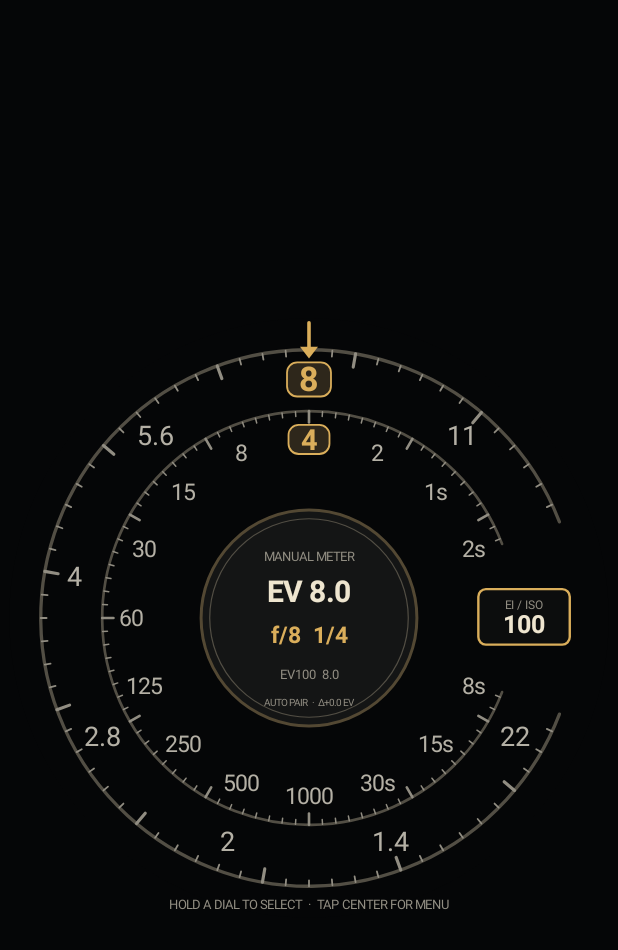
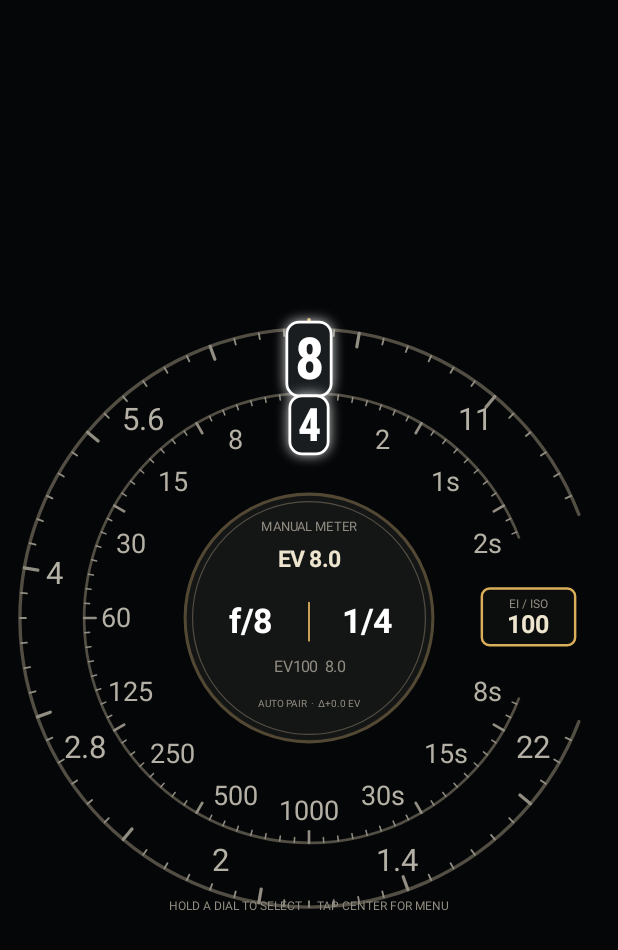
Before and after one commit to HarryYang19/FilmMeterWearOS, an Android app: the screen it shows after launch (MainActivity), on a phone screen of 412 x 824 dp. Shown: the top 950 px of the screen. Run offline under Robolectric (Android 15) with nearby library versions, the phone set to English and light mode, and no system bars.

Commit message:
Add files via upload

```diff
--- a/app/build.gradle.kts
+++ b/app/build.gradle.kts
@@ -11,8 +11,8 @@ android {
         applicationId = "com.harryyang.filmmeter"
         minSdk = 30
         targetSdk = 36
-        versionCode = 4
-        versionName = "0.2.1"
+        versionCode = 5
+        versionName = "0.2.2"
         testInstrumentationRunner = "androidx.test.runner.AndroidJUnitRunner"
     }
 
--- a/app/src/main/java/com/harryyang/filmmeter/MeterDialView.kt
+++ b/app/src/main/java/com/harryyang/filmmeter/MeterDialView.kt
@@ -83,6 +83,10 @@ class MeterDialView(
         textAlign = Paint.Align.CENTER
         typeface = android.graphics.Typeface.create("sans-serif", android.graphics.Typeface.BOLD)
     }
+    private val calculatedPaint = Paint(Paint.ANTI_ALIAS_FLAG).apply {
+        textAlign = Paint.Align.CENTER
+        typeface = android.graphics.Typeface.create("sans-serif-condensed", android.graphics.Typeface.BOLD)
+    }
     private val arcRect = RectF()
     private val scratchRect = RectF()
 
@@ -124,7 +128,7 @@ class MeterDialView(
         super.onSizeChanged(w, h, oldw, oldh)
         cx = w / 2f
         cy = h / 2f
-        radius = min(w, h) * 0.485f
+        radius = min(w, h) * 0.495f
     }
 
     override fun onDraw(canvas: Canvas) {
@@ -144,10 +148,12 @@ class MeterDialView(
     }
 
     private fun drawMeter(canvas: Canvas) {
-        val outerR = radius * 0.895f
-        val innerR = radius * 0.690f
-        val outerLabelR = radius * 0.795f
-        val innerLabelR = radius * 0.595f
+        // Use almost the full round display. The outer index track now sits
+        // close to the physical edge while retaining a small clipping margin.
+        val outerR = radius * 0.945f
+        val innerR = radius * 0.735f
+        val outerLabelR = radius * 0.845f
+        val innerLabelR = radius * 0.630f
         val apertureLocked = state.priority == ExposurePriority.APERTURE
         val shutterLocked = state.priority == ExposurePriority.SHUTTER
         val apertureEditing = editingParameter == ExposurePriority.APERTURE
@@ -166,12 +172,27 @@ class MeterDialView(
             drawActiveArc(canvas, innerR, shutterEditing, 300f)
         }
 
+        // Draw the index marker before labels: the selected highlight plate
+        // masks its tip cleanly so the oversized white number remains legible.
+        // The fixed index marker is shared by both concentric scales.
+        linePaint.color = accentColor
+        linePaint.strokeWidth = radius * 0.012f
+        canvas.drawLine(0f, -radius * 0.975f, 0f, -radius * 0.905f, linePaint)
+        val pointer = Path().apply {
+            moveTo(-radius * 0.030f, -radius * 0.905f)
+            lineTo(radius * 0.030f, -radius * 0.905f)
+            lineTo(0f, -radius * 0.866f)
+            close()
+        }
+        fillPaint.color = accentColor
+        canvas.drawPath(pointer, fillPaint)
+
         drawDialLabels(
             canvas = canvas,
             labels = ExposureMath.apertureLabels,
             labelRadius = outerLabelR,
             rotation = apertureRotation,
-            fontSize = radius * 0.089f,
+            fontSize = radius * 0.100f,
             selectedIndex = state.exposure.apertureIndex,
             isFixed = apertureLocked,
             isCalculated = !apertureLocked,
@@ -183,26 +204,13 @@ class MeterDialView(
             labels = ExposureMath.shutterLabels,
             labelRadius = innerLabelR,
             rotation = shutterRotation,
-            fontSize = radius * 0.076f,
+            fontSize = radius * 0.087f,
             selectedIndex = state.exposure.shutterIndex,
             isFixed = shutterLocked,
             isCalculated = !shutterLocked,
             isEditing = shutterEditing,
             hideRightGap = true
         )
-
-        // The fixed index marker is shared by both concentric scales.
-        linePaint.color = accentColor
-        linePaint.strokeWidth = radius * 0.012f
-        canvas.drawLine(0f, -radius * 0.985f, 0f, -radius * 0.905f, linePaint)
-        val pointer = Path().apply {
-            moveTo(-radius * 0.030f, -radius * 0.905f)
-            lineTo(radius * 0.030f, -radius * 0.905f)
-            lineTo(0f, -radius * 0.866f)
-            close()
-        }
-        fillPaint.color = accentColor
-        canvas.drawPath(pointer, fillPaint)
 
         drawCentralHub(canvas)
         drawIsoPlate(canvas)
@@ -268,7 +276,11 @@ class MeterDialView(
         isEditing: Boolean,
         hideRightGap: Boolean
     ) {
-        for (i in labels.indices) {
+        // Paint every neighbouring mark first, then draw the result value last.
+        // That keeps the enlarged calculated value crisp even when its wider
+        // highlight plate overlaps the adjacent scale labels by a few pixels.
+        val drawOrder = labels.indices.filter { it != selectedIndex } + selectedIndex
+        for (i in drawOrder) {
             val angleDeg = -90f + i * (360f / labels.size) + rotation
             val normalized = normalizeAngle(angleDeg)
             // The small opening at three o'clock is reserved for the EI plate.
@@ -278,34 +290,47 @@ class MeterDialView(
             val y = (sin(angle) * labelRadius).toFloat()
             val selected = i == selectedIndex
             val emphasis = when {
-                selected && isCalculated -> 1.29f
-                selected && isFixed -> 1.17f
-                selected -> 1.24f
+                selected && isCalculated && labels.size <= 10 -> 1.90f
+                selected && isCalculated -> 1.72f
+                selected && isFixed -> 1.30f
+                selected -> 1.38f
                 else -> 1.0f
             }
             val textSize = fontSize * emphasis
 
             if (selected) {
-                val width = textWidth(labels[i], textSize, bold = true) * 0.5f + radius * 0.040f
-                val height = textSize * 0.84f
-                scratchRect.set(x - width, y - height * 0.60f, x + width, y + height * 0.58f)
+                val width = textWidth(labels[i], textSize, bold = true, condensed = isCalculated) * 0.5f + radius * if (isCalculated) 0.025f else 0.044f
+                val height = textSize * 1.04f
+                scratchRect.set(x - width, y - height * 0.62f, x + width, y + height * 0.60f)
                 fillPaint.color = when {
                     isEditing -> Color.rgb(77, 54, 25)
-                    isCalculated -> Color.rgb(46, 39, 27)
+                    isCalculated -> Color.rgb(25, 29, 31)
                     isFixed -> Color.rgb(40, 37, 30)
                     else -> panelColor
                 }
-                if (isEditing) fillPaint.setShadowLayer(radius * (0.055f + highlightPulse * 0.075f), 0f, 0f, accentColor)
-                canvas.drawRoundRect(scratchRect, radius * 0.034f, radius * 0.034f, fillPaint)
+                if (isEditing) {
+                    fillPaint.setShadowLayer(radius * (0.055f + highlightPulse * 0.075f), 0f, 0f, accentColor)
+                } else if (isCalculated) {
+                    fillPaint.setShadowLayer(radius * 0.035f, 0f, 0f, Color.WHITE)
+                }
+                canvas.drawRoundRect(scratchRect, radius * 0.040f, radius * 0.040f, fillPaint)
                 fillPaint.clearShadowLayer()
-                linePaint.color = if (isEditing || isCalculated) accentColor else panelEdgeColor
-                linePaint.strokeWidth = radius * if (isEditing) 0.010f else 0.006f
-                canvas.drawRoundRect(scratchRect, radius * 0.034f, radius * 0.034f, linePaint)
+                linePaint.color = when {
+                    isEditing -> accentColor
+                    isCalculated -> Color.WHITE
+                    else -> panelEdgeColor
+                }
+                linePaint.strokeWidth = radius * when {
+                    isEditing -> 0.010f
+                    isCalculated -> 0.009f
+                    else -> 0.006f
+                }
+                canvas.drawRoundRect(scratchRect, radius * 0.040f, radius * 0.040f, linePaint)
             }
 
             val labelColor = when {
                 selected && isEditing -> accentColor
-                selected && isCalculated -> accentColor
+                selected && isCalculated -> Color.WHITE
                 selected && isFixed -> brightColor
                 selected -> brightColor
                 else -> Color.rgb(180, 176, 165)
@@ -317,13 +342,16 @@ class MeterDialView(
                 y + textSize * 0.34f,
                 textSize,
                 labelColor,
-                bold = selected
+                bold = selected,
+                condensed = selected && isCalculated
             )
         }
     }
 
     private fun drawCentralHub(canvas: Canvas) {
-        val hubR = radius * 0.360f
+        // A larger hub fills the centre more effectively, without colliding with
+        // the inner shutter scale.
+        val hubR = radius * 0.405f
         fillPaint.color = panelColor
         canvas.drawCircle(0f, 0f, hubR, fillPaint)
         linePaint.color = panelEdgeColor
@@ -331,7 +359,7 @@ class MeterDialView(
         canvas.drawCircle(0f, 0f, hubR, linePaint)
         linePaint.color = dialColor
         linePaint.strokeWidth = radius * 0.004f
-        canvas.drawCircle(0f, 0f, hubR * 0.92f, linePaint)
+        canvas.drawCircle(0f, 0f, hubR * 0.94f, linePaint)
 
         val hasAutoReading = state.source == MeterSource.AUTO_SENSOR && state.lux != null
         val isWaiting = state.source == MeterSource.AUTO_SENSOR && state.lux == null
@@ -340,22 +368,28 @@ class MeterDialView(
             isWaiting -> "LIGHT SENSOR"
             else -> "MANUAL METER"
         }
-        drawText(canvas, topLabel, 0f, -radius * 0.190f, radius * 0.043f, mutedColor)
+        drawText(canvas, topLabel, 0f, -radius * 0.285f, radius * 0.043f, mutedColor)
 
         val mainReading = when {
             hasAutoReading -> formatLux(requireNotNull(state.lux))
             isWaiting -> "-- lx"
             else -> "EV ${String.format(Locale.US, "%.1f", state.manualEv100)}"
         }
-        drawText(canvas, mainReading, 0f, -radius * 0.055f, radius * 0.100f, brightColor, bold = true)
+        drawFittedText(canvas, mainReading, 0f, -radius * 0.168f, radius * 0.074f, radius * 0.70f, brightColor, bold = true)
 
-        // The exposure pair now occupies the former EV line; EV100 moves below it.
+        // Make both members of the calculated exposure pair the dominant centre
+        // typography. Separate alignment gives the shutter enough room for 1/1000.
         val exposure = state.exposure
-        val combination = "f/${ExposureMath.formatAperture(exposure.aperture)}  ${formatShutter(exposure.shutterSeconds)}"
-        drawFittedText(canvas, combination, 0f, radius * 0.085f, radius * 0.078f, radius * 0.65f, accentColor, bold = true)
+        val apertureText = "f/${ExposureMath.formatAperture(exposure.aperture)}"
+        val shutterText = formatShutter(exposure.shutterSeconds)
+        drawText(canvas, apertureText, -radius * 0.190f, radius * 0.048f, radius * 0.110f, Color.WHITE, bold = true)
+        drawText(canvas, shutterText, radius * 0.190f, radius * 0.048f, radius * 0.110f, Color.WHITE, bold = true)
+        linePaint.color = accentColor
+        linePaint.strokeWidth = radius * 0.006f
+        canvas.drawLine(0f, -radius * 0.050f, 0f, radius * 0.074f, linePaint)
 
         val evText = if (isWaiting) "WAITING FOR LIGHT" else "EV100  ${String.format(Locale.US, "%.1f", state.effectiveEv100)}"
-        drawText(canvas, evText, 0f, radius * 0.205f, radius * 0.043f, mutedColor)
+        drawText(canvas, evText, 0f, radius * 0.176f, radius * 0.052f, mutedColor)
 
         val lockLabel = when (state.priority) {
             ExposurePriority.APERTURE -> "APERTURE LOCKED"
@@ -363,12 +397,13 @@ class MeterDialView(
             ExposurePriority.NONE -> "AUTO PAIR"
         }
         val errorLabel = String.format(Locale.US, "Δ%+.1f EV", exposure.errorStops)
-        drawText(
+        drawFittedText(
             canvas,
             "$lockLabel  ·  $errorLabel",
             0f,
             radius * 0.292f,
-            radius * 0.032f,
+            radius * 0.033f,
+            radius * 0.72f,
             if (editingParameter != null) accentColor else mutedColor
         )
     }
@@ -394,7 +429,7 @@ class MeterDialView(
         } else {
             "HOLD A DIAL TO SELECT  ·  TAP CENTER FOR MENU"
         }
-        drawFittedText(canvas, label, 0f, radius * 0.972f, radius * 0.043f, radius * 1.72f, mutedColor)
+        drawFittedText(canvas, label, 0f, radius * 0.955f, radius * 0.040f, radius * 1.80f, mutedColor)
     }
 
     private fun drawSettings(canvas: Canvas) {
@@ -523,17 +558,26 @@ class MeterDialView(
         baselineY: Float,
         size: Float,
         color: Int,
-        bold: Boolean = false
+        bold: Boolean = false,
+        condensed: Boolean = false
     ) {
-        val p = if (bold) boldPaint else textPaint
+        val p = when {
+            condensed -> calculatedPaint
+            bold -> boldPaint
+            else -> textPaint
+        }
         p.textSize = size
         p.color = color
         p.clearShadowLayer()
         canvas.drawText(text, x, baselineY, p)
     }
 
-    private fun textWidth(text: String, size: Float, bold: Boolean): Float {
-        val p = if (bold) boldPaint else textPaint
+    private fun textWidth(text: String, size: Float, bold: Boolean, condensed: Boolean = false): Float {
+        val p = when {
+            condensed -> calculatedPaint
+            bold -> boldPaint
+            else -> textPaint
+        }
         p.textSize = size
         return p.measureText(text)
     }
@@ -687,7 +731,7 @@ class MeterDialView(
                 if (!longPressHandled && pressParameter == null) {
                     val dx = event.x - cx
                     val dy = event.y - cy
-                    if (hypot(dx, dy) < radius * 0.405f || isEiPlateHit(dx, dy)) {
+                    if (hypot(dx, dy) < radius * 0.435f || isEiPlateHit(dx, dy)) {
                         openSettings()
                     }
                 } else if (editingParameter != null && pressParameter != null) {
@@ -720,8 +764,8 @@ class MeterDialView(
         val distance = hypot(dx, dy) / radius
         // The two invisible hit bands meet between the printed label tracks.
         // This gives each dial a wider target without ambiguous overlap.
-        val apertureHit = distance in 0.715f..1.005f
-        val shutterHit = distance in 0.405f..0.715f
+        val apertureHit = distance in 0.765f..1.025f
+        val shutterHit = distance in 0.435f..0.765f
         return when {
             apertureHit -> ExposurePriority.APERTURE
             shutterHit -> ExposurePriority.SHUTTER
```
Also changed, not shown: 1 other file.
